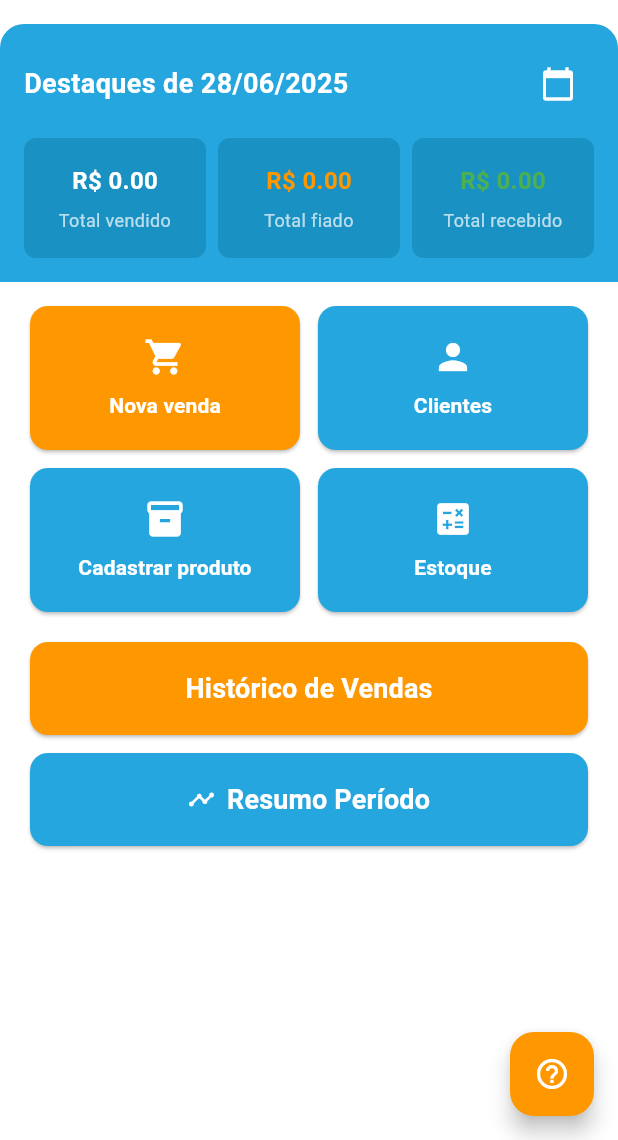
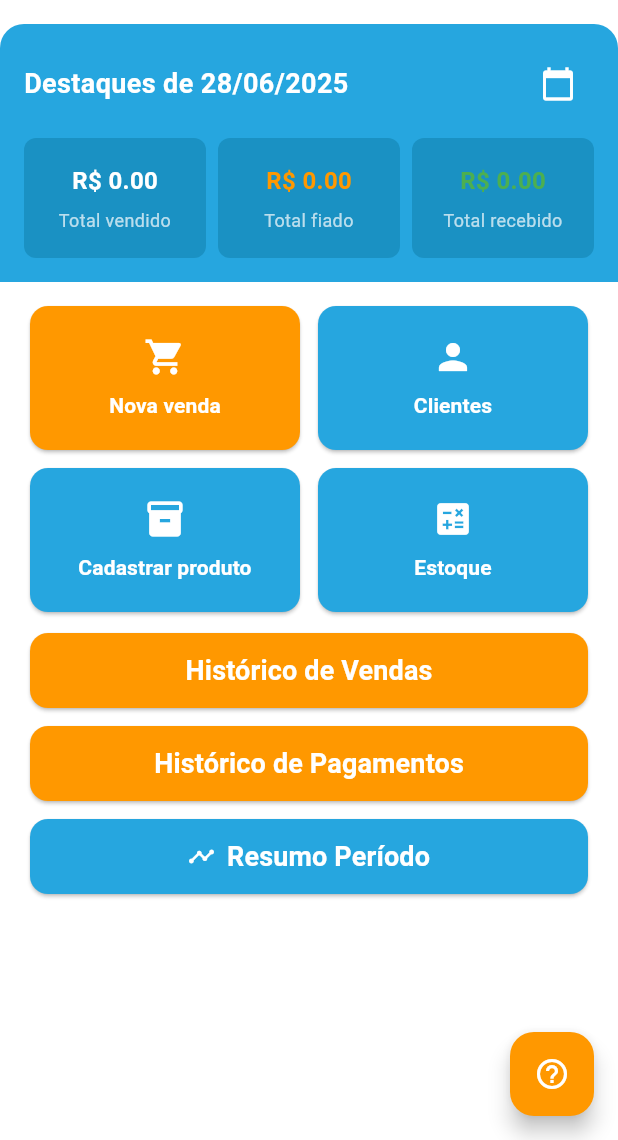
Before and after one commit to Lvitorzz/vendaiapp, a Flutter app: the screen it shows after launch, on a phone screen of 412 x 824 dp, the part 96-1236 px from its top. Run offline on Flutter 3.47's test engine with Material 3 defaults, Android fonts, the phone set to English and light mode, and no system bars; our stand-ins replace cloud_firestore, firebase_core, font_awesome_flutter; accounts and stored records are empty.

Commit message:
Adcionado o botão de Histórico de Pagamentos na view 'dashboard_page.dart'.

```diff
--- a/lib/views/dashboard_page.dart
+++ b/lib/views/dashboard_page.dart
@@ -46,7 +46,6 @@ class _DashboardPageState extends State<DashboardPage> {
       body: SafeArea(
         child: Column(
           children: [
-            // Topo com logo
             Padding(
               padding: const EdgeInsets.all(16.0),
               child: Row(
@@ -175,7 +174,6 @@ class _DashboardPageState extends State<DashboardPage> {
 
                   const SizedBox(height: 12),
 
-                  // Segunda linha de botões
                   Row(
                     children: [
                       Expanded(
@@ -208,15 +206,14 @@ class _DashboardPageState extends State<DashboardPage> {
                     ],
                   ),
 
-                  const SizedBox(height: 20),
+                  const SizedBox(height: 14),
 
-                  // Botão Histórico
                   SizedBox(
                     width: double.infinity,
                     child: ElevatedButton(
                       style: ElevatedButton.styleFrom(
                         backgroundColor: Colors.orange,
-                        padding: const EdgeInsets.symmetric(vertical: 18),
+                        padding: const EdgeInsets.symmetric(vertical: 12),
                         shape: RoundedRectangleBorder(
                           borderRadius: BorderRadius.circular(12),
                         ),
@@ -238,16 +235,43 @@ class _DashboardPageState extends State<DashboardPage> {
                     ),
                   ),
 
+                const SizedBox(height: 12),
+
+                  SizedBox(
+                    width: double.infinity,
+                    child: ElevatedButton(
+                      style: ElevatedButton.styleFrom(
+                        backgroundColor: Colors.orange,
+                        padding: const EdgeInsets.symmetric(vertical: 12),
+                        shape: RoundedRectangleBorder(
+                          borderRadius: BorderRadius.circular(12),
+                        ),
+                      ),
+                      onPressed: () {
+                        Navigator.push(
+                          context,
+                          MaterialPageRoute(builder: (_) => const HistoricoPagamentosView()),
+                        );
+                      },
+                      child: const Text(
+                        'Histórico de Pagamentos',
+                        style: TextStyle(
+                          fontSize: 18,
+                          fontWeight: FontWeight.bold,
+                          color: Colors.white,
+                        ),
+                      ),
+                    ),
+                  ),
 
                   const SizedBox(height: 12),
 
-                  // Botão Resumo por Período
                   SizedBox(
                     width: double.infinity,
                     child: ElevatedButton.icon(
                       style: ElevatedButton.styleFrom(
                         backgroundColor: const Color(0xFF26A6DF),
-                        padding: const EdgeInsets.symmetric(vertical: 18),
+                        padding: const EdgeInsets.symmetric(vertical: 12),
                         shape: RoundedRectangleBorder(
                           borderRadius: BorderRadius.circular(12),
                         ),
@@ -271,7 +295,6 @@ class _DashboardPageState extends State<DashboardPage> {
 
             const Spacer(),
 
-            // Botão de ajuda
             Align(
               alignment: Alignment.bottomRight,
               child: Padding(
--- a/lib/views/detalhes_cliente_view.dart
+++ b/lib/views/detalhes_cliente_view.dart
@@ -80,7 +80,7 @@ class _DetalhesClienteViewState extends State<DetalhesClienteView> {
                           borderRadius: BorderRadius.circular(12),
                           boxShadow: [
                             BoxShadow(
-                              color: Colors.black.withOpacity(0.05),
+                              color: Colors.black.withAlpha((0.05 * 255).round()),
                               blurRadius: 4,
                               offset: const Offset(0, 2),
                             ),
@@ -403,8 +403,8 @@ class _DetalhesClienteViewState extends State<DetalhesClienteView> {
                           );
                         }
 
-                        // Mostra só os 3 mais recentes na view
-                        final ultimos = pagamentos.take(3).toList();
+                        // Mostra só os 2 mais recentes na view
+                        final ultimos = pagamentos.take(2).toList();
 
                         return Padding(
                           padding: const EdgeInsets.symmetric(horizontal: 16, vertical: 8),
```
